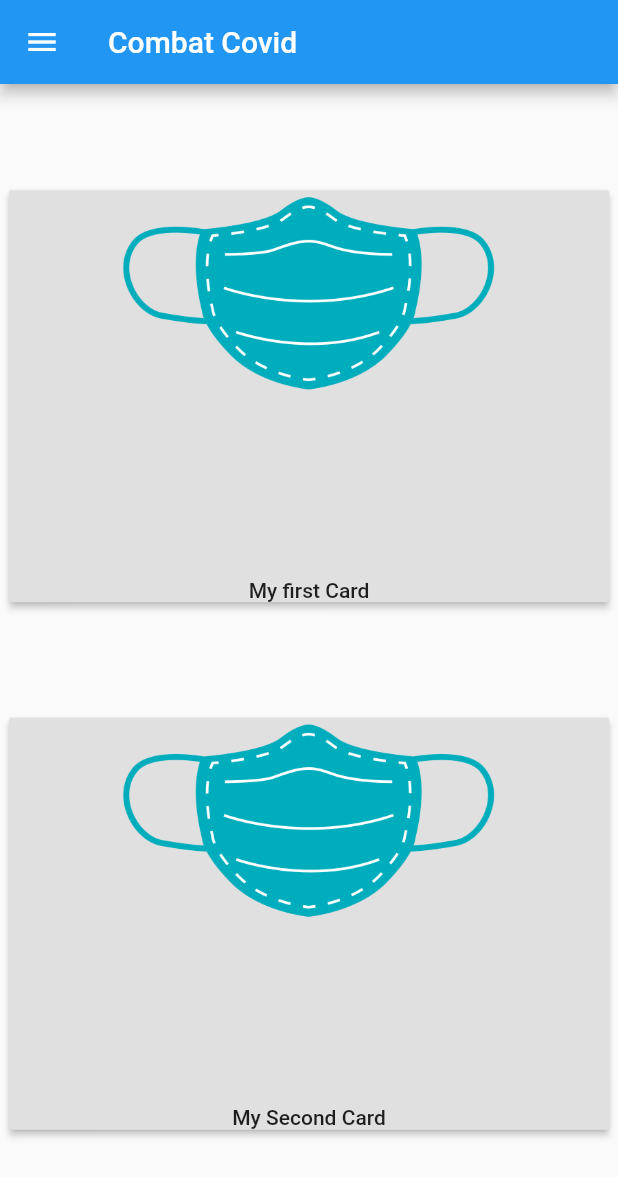
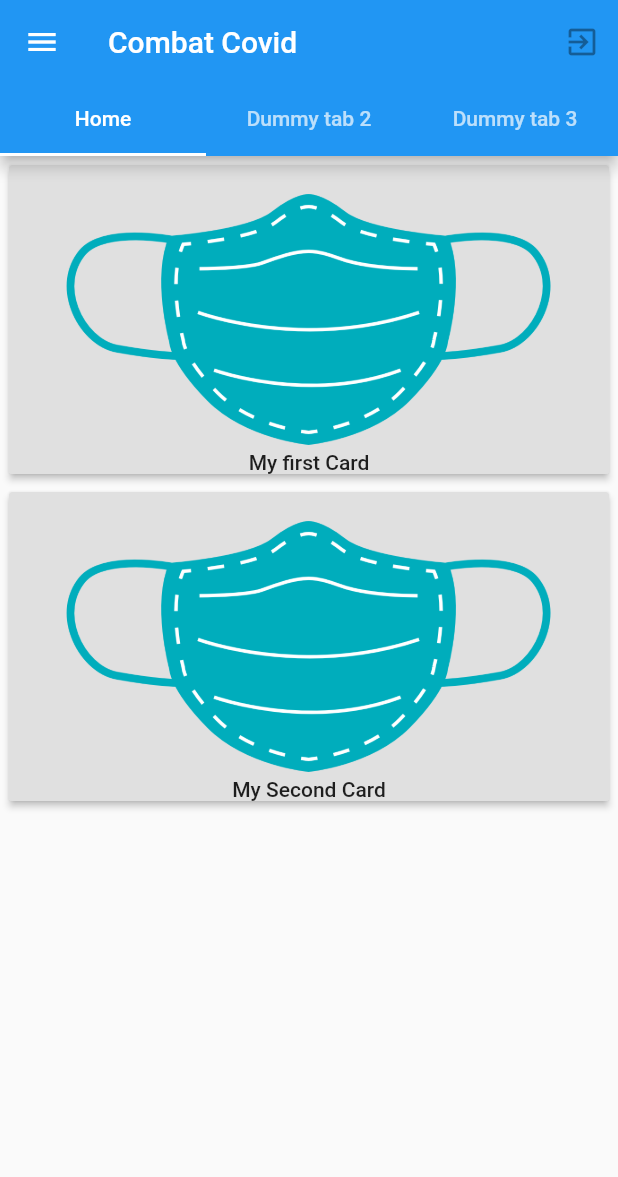
Before and after one commit to KharYusuf/Combat-Covid, a Flutter app: the screen it shows after launch, on a phone screen of 412 x 824 dp. Shown: the top 1177 px of the screen. Run offline on Flutter 3.47's test engine with Material 2 defaults, Android fonts, the phone set to English and light mode, and no system bars; our stand-ins replace charts_flutter.

Commit message:
Added TabView, Graph, Modified Hamburger

```diff
--- a/lib/main.dart
+++ b/lib/main.dart
@@ -1,5 +1,7 @@
 import 'package:flutter/material.dart';
 import 'myCard.dart';
+import './scrappedData.dart';
+import './chart.dart';
 
 void main() {
   runApp(MyApp());
@@ -23,6 +25,12 @@ class MyApp extends StatelessWidget {
 class MyHomePage extends StatelessWidget {
   MyHomePage({Key key, this.title}) : super(key: key);
 
+  List<ScrapedData> data = [
+    ScrapedData(DateTime.now(), 10000),
+    ScrapedData(DateTime.now().add(new Duration(days: 1)), 5000),
+    ScrapedData(DateTime.now().add(new Duration(days: 2)), 7000),
+  ];
+
   final String title;
   static const cards = const [
     {'img': 'assets/homemade_face_mask.png', 'text': 'My first Card'},
@@ -31,7 +39,9 @@ class MyHomePage extends StatelessWidget {
 
   @override
   Widget build(BuildContext context) {
-    return Scaffold(
+    return new DefaultTabController(
+      length: 3,
+      child: new Scaffold(
         drawer: Drawer(
           child: ListView(
             padding: EdgeInsets.zero,
@@ -57,16 +67,42 @@ class MyHomePage extends StatelessWidget {
                   Navigator.pop(context);
                 },
               ),
+              ListTile(
+                  title: Text('View Cases'),
+                  onTap: () {
+                    Navigator.push(
+                        context,
+                        MaterialPageRoute(
+                            builder: (context) => new Chart(data)));
+                  }),
             ],
           ),
         ),
         appBar: AppBar(
           title: Text(title),
+          bottom: new TabBar(tabs: <Widget>[
+            new Tab(text: "Home"),
+            new Tab(text: "Dummy tab 2"),
+            new Tab(text: "Dummy tab 3"),
+          ]),
+          actions: <Widget>[
+            IconButton(icon: Icon(Icons.exit_to_app), onPressed: null)
+          ],
         ),
-      body: Column(
-        mainAxisAlignment: MainAxisAlignment.spaceEvenly,
+        body: new TabBarView(children: <Widget>[
+          Column(
+            //mainAxisAlignment: MainAxisAlignment.spaceEvenly,
             crossAxisAlignment: CrossAxisAlignment.center,
             children: cards.map((e) => MyCard(e['img'], e['text'])).toList(),
+          ),
+          new Text("Dummy tab 2"),
+          new Text("Dummy tab 3")
+        ]),
+        /*body: Column(
+        //mainAxisAlignment: MainAxisAlignment.spaceEvenly,
+        crossAxisAlignment: CrossAxisAlignment.center,
+        children: cards.map((e) => MyCard(e['img'], e['text'])).toList(),
+      ),*/
       ),
     );
   }
--- a/lib/myCard.dart
+++ b/lib/myCard.dart
@@ -13,10 +13,10 @@ class MyCard extends StatelessWidget {
         onPressed: () {
           print(text);
         },
-        child: Column(
+        child: Stack(
           children: <Widget>[
             Container(
-              height: MediaQuery.of(context).size.height / 6,
+              height: MediaQuery.of(context).size.height / 4,
               alignment: Alignment.center,
               child: Image.asset(
                 img,
@@ -24,7 +24,7 @@ class MyCard extends StatelessWidget {
               ),
             ),
             Container(
-              height: MediaQuery.of(context).size.height / 6,
+              height: MediaQuery.of(context).size.height / 4,
               alignment: Alignment.bottomCenter,
               child: FittedBox(
                 child: Text(
--- /dev/null
+++ b/lib/scrappedData.dart
@@ -0,0 +1,6 @@
+class ScrapedData {
+  DateTime date;
+  int cases;
+
+  ScrapedData(this.date, this.cases);
+}
--- a/pubspec.yaml
+++ b/pubspec.yaml
@@ -24,6 +24,7 @@ dependencies:
   flutter:
     sdk: flutter
   intl: ^0.16.1
+  charts_flutter: ^0.8.1
 
 
   # The following adds the Cupertino Icons font to your application.
```
Also changed, not shown: lib/chart.dart (added, +84 -0 lines), pubspec.lock. Lines whose indentation alone changed are shown as unchanged.
